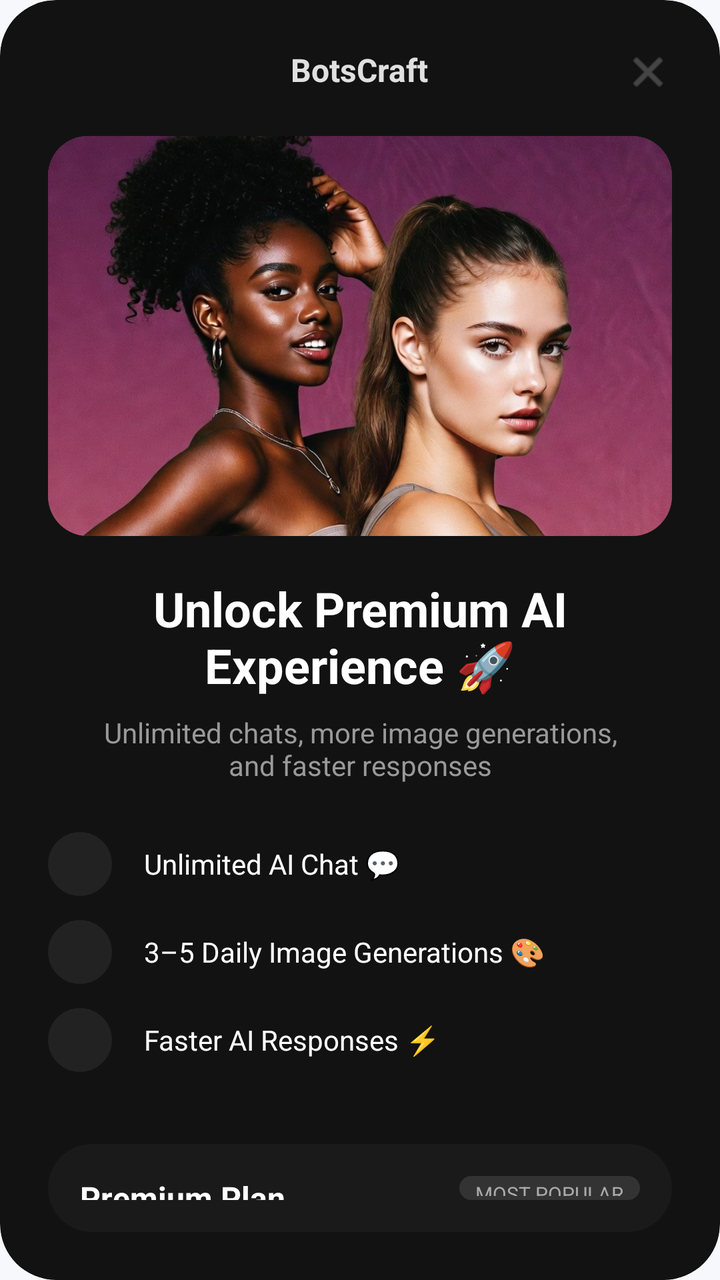
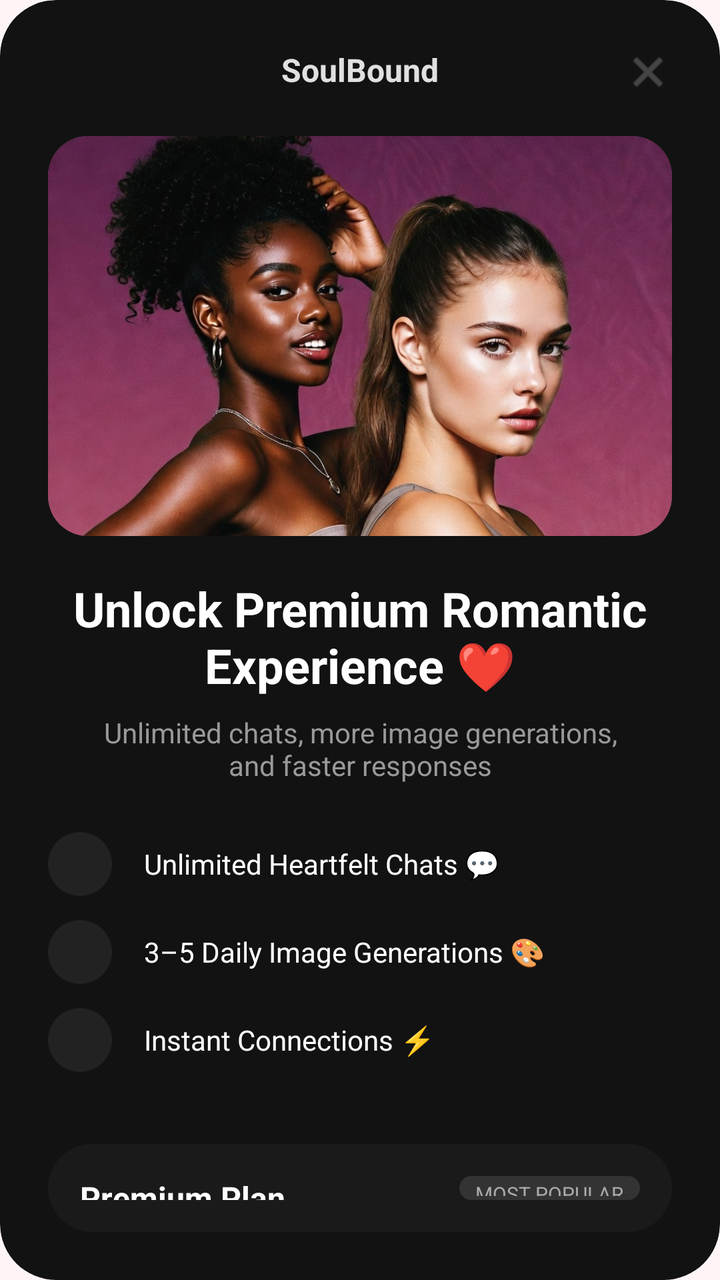

Screens rendered from an Android XML layout before and after an edit, with the pre-edit source and the edit as a unified diff.
<!-- AndroidManifest.xml: application theme Theme.Chstbot -->
<!-- res/layout/dialog_subscription_promo.xml -->
<?xml version="1.0" encoding="utf-8"?>
<androidx.cardview.widget.CardView xmlns:android="http://schemas.android.com/apk/res/android"
    xmlns:app="http://schemas.android.com/apk/res-auto"
    android:layout_width="match_parent"
    android:layout_height="wrap_content"
    app:cardBackgroundColor="#121212"
    app:cardCornerRadius="28dp"
    app:cardElevation="0dp">

    <LinearLayout
        android:layout_width="match_parent"
        android:layout_height="wrap_content"
        android:orientation="vertical"
        android:padding="24dp">

        <RelativeLayout
            android:layout_width="match_parent"
            android:layout_height="wrap_content">

            <TextView
                android:layout_width="wrap_content"
                android:layout_height="wrap_content"
                android:layout_centerHorizontal="true"
                android:text="BotsCraft"
                android:textColor="#E0E0E0"
                android:textSize="16sp"
                android:textStyle="bold" />

            <ImageView
                android:id="@+id/btnClose"
                android:layout_width="24dp"
                android:layout_height="24dp"
                android:layout_alignParentEnd="true"
                android:src="@android:drawable/ic_menu_close_clear_cancel"
                app:tint="#666666" />
        </RelativeLayout>

        <androidx.cardview.widget.CardView
            android:layout_width="match_parent"
            android:layout_height="200dp"
            android:layout_marginTop="20dp"
            app:cardCornerRadius="20dp"
            app:cardElevation="0dp">

            <ImageView
                android:layout_width="match_parent"
                android:layout_height="match_parent"
                android:scaleType="centerCrop"
                android:src="@drawable/ic_poster"
                android:background="#1A1A1A" />
        </androidx.cardview.widget.CardView>

        <TextView
            android:layout_width="match_parent"
            android:layout_height="wrap_content"
            android:layout_marginTop="20dp"
            android:gravity="center"
            android:text="Unlock Premium AI\nExperience 🚀"
            android:textColor="@color/white"
            android:textSize="24sp"
            android:textStyle="bold" />

        <TextView
            android:layout_width="match_parent"
            android:layout_height="wrap_content"
            android:layout_marginTop="8dp"
            android:gravity="center"
            android:text="Unlimited chats, more image generations,\nand faster responses"
            android:textColor="#999999"
            android:textSize="14sp" />

        <LinearLayout
            android:layout_width="match_parent"
            android:layout_height="wrap_content"
            android:layout_marginTop="24dp"
            android:orientation="vertical">

            <LinearLayout
                android:layout_width="match_parent"
                android:layout_height="wrap_content"
                android:layout_marginBottom="12dp"
                android:gravity="center_vertical"
                android:orientation="horizontal">

                <View
                    android:layout_width="32dp"
                    android:layout_height="32dp"
                    android:background="@drawable/bg_circle"
                    android:backgroundTint="#222222" />

                <TextView
                    android:layout_width="wrap_content"
                    android:layout_height="wrap_content"
                    android:layout_marginStart="16dp"
                    android:text="Unlimited AI Chat 💬"
                    android:textColor="@color/white" />
            </LinearLayout>

            <LinearLayout
                android:layout_width="match_parent"
                android:layout_height="wrap_content"
                android:layout_marginBottom="12dp"
                android:gravity="center_vertical"
                android:orientation="horizontal">

                <View
                    android:layout_width="32dp"
                    android:layout_height="32dp"
                    android:background="@drawable/bg_circle"
                    android:backgroundTint="#222222" />

                <TextView
                    android:layout_width="wrap_content"
                    android:layout_height="wrap_content"
                    android:layout_marginStart="16dp"
                    android:text="3–5 Daily Image Generations 🎨"
                    android:textColor="@color/white" />
            </LinearLayout>

            <LinearLayout
                android:layout_width="match_parent"
                android:layout_height="wrap_content"
                android:layout_marginBottom="12dp"
                android:gravity="center_vertical"
                android:orientation="horizontal">

                <View
                    android:layout_width="32dp"
                    android:layout_height="32dp"
                    android:background="@drawable/bg_circle"
                    android:backgroundTint="#222222" />

                <TextView
                    android:layout_width="wrap_content"
                    android:layout_height="wrap_content"
                    android:layout_marginStart="16dp"
                    android:text="Faster AI Responses ⚡"
                    android:textColor="@color/white" />
            </LinearLayout>
        </LinearLayout>

        <LinearLayout
            android:id="@+id/btnSelectPremium"
            android:layout_width="match_parent"
            android:layout_height="wrap_content"
            android:layout_marginTop="24dp"
            android:background="@drawable/bg_search_bar"
            android:backgroundTint="#1A1A1A"
            android:orientation="vertical"
            android:padding="16dp">

            <RelativeLayout
                android:layout_width="match_parent"
                android:layout_height="wrap_content">

                <TextView
                    android:layout_width="wrap_content"
                    android:layout_height="wrap_content"
                    android:text="Premium Plan"
                    android:textColor="@color/white"
                    android:textSize="16sp"
                    android:textStyle="bold" />

                <TextView
                    android:layout_width="wrap_content"
                    android:layout_height="wrap_content"
                    android:layout_alignParentEnd="true"
                    android:background="@drawable/bg_circle"
                    android:backgroundTint="#333333"
                    android:paddingHorizontal="8dp"
                    android:paddingVertical="2dp"
                    android:text="MOST POPULAR"
                    android:textColor="#AAAAAA"
                    android:textSize="10sp" />
            </RelativeLayout>

            <TextView
                android:layout_width="wrap_content"
                android:layout_height="wrap_content"
                android:layout_marginTop="4dp"
                android:text="₹199 /month"
                android:textColor="@color/white"
                android:textSize="18sp"
                android:textStyle="bold" />
        </LinearLayout>

        <LinearLayout
            android:id="@+id/btnSelectUltra"
            android:layout_width="match_parent"
            android:layout_height="wrap_content"
            android:layout_marginTop="12dp"
            android:background="@drawable/bg_search_bar"
            android:backgroundTint="#1A1A1A"
            android:orientation="vertical"
            android:padding="16dp">

            <TextView
                android:layout_width="wrap_content"
                android:layout_height="wrap_content"
                android:text="Ultra Plan"
                android:textColor="@color/white"
                android:textSize="16sp"
                android:textStyle="bold" />

            <TextView
                android:layout_width="wrap_content"
                android:layout_height="wrap_content"
                android:layout_marginTop="4dp"
                android:text="₹399 /month"
                android:textColor="@color/white"
                android:textSize="18sp"
                android:textStyle="bold" />
        </LinearLayout>

        <Button
            android:id="@+id/btnUpgradeNow"
            android:layout_width="match_parent"
            android:layout_height="56dp"
            android:layout_marginTop="24dp"
            android:background="@drawable/bg_signup_button"
            android:text="Upgrade Now"
            android:textAllCaps="false"
            android:textColor="@color/white"
            android:textSize="16sp"
            android:textStyle="bold"
            app:backgroundTint="@null" />

        <TextView
            android:id="@+id/btnContinueFree"
            android:layout_width="match_parent"
            android:layout_height="wrap_content"
            android:layout_marginTop="16dp"
            android:gravity="center"
            android:text="Continue with Free Plan"
            android:textColor="#666666"
            android:textSize="12sp" />

    </LinearLayout>
</androidx.cardview.widget.CardView>
<!-- resources referenced by this layout -->
<resources>
  <color name="white">#FFFFFF</color>
  <!-- drawable bg_circle (drawable) -->
  <?xml version="1.0" encoding="utf-8"?>
  <shape xmlns:android="http://schemas.android.com/apk/res/android">
      <solid android:color="#E0E0E0"/>
      <corners android:radius="100dp"/>
  </shape>
  <!-- drawable bg_search_bar (drawable) -->
  <?xml version="1.0" encoding="utf-8"?>
  <shape xmlns:android="http://schemas.android.com/apk/res/android">
      <solid android:color="@color/bg_input" />
      <corners android:radius="24dp" />
  </shape>
  <!-- drawable bg_signup_button (drawable) -->
  <?xml version="1.0" encoding="utf-8"?>
  <shape xmlns:android="http://schemas.android.com/apk/res/android">
      <gradient
          android:startColor="#8B80F9"
          android:endColor="#6C63FF"
          android:angle="0" />
      <corners android:radius="30dp" />
  </shape>
  <!-- drawable ic_poster: jpg bitmap (drawable, 314479 bytes) -->
  <style name="Theme.Chstbot" parent="Base.Theme.Chstbot" />
  <color name="bg_input">#F1F2F6</color>
  <style name="Base.Theme.Chstbot" parent="Theme.Material3.DayNight.NoActionBar">
          <item name="colorPrimary">@color/primary</item>
          <item name="colorSecondary">@color/secondary</item>
  
          <item name="android:colorBackground">@color/bg_main</item>
          <item name="android:textColor">@color/text_main</item>
          
          
          <item name="android:windowAnimationStyle">@style/CustomActivityAnimation</item>
          
          
          <item name="android:statusBarColor">@color/bg_main</item>
          <item name="android:windowLightStatusBar" tools:targetApi="m">true</item>
  
          
          <item name="materialAlertDialogTheme">@style/ThemeOverlay.Chstbot.MaterialAlertDialog</item>
      </style>
  <color name="primary">#8B80F9</color>
  <color name="secondary">#9B8CFF</color>
  <color name="bg_main">#F7F8FC</color>
  <color name="text_main">#1C1C1E</color>
  <style name="CustomActivityAnimation" parent="@android:style/Animation.Activity">
          <item name="android:activityOpenEnterAnimation">@anim/slide_in_right</item>
          <item name="android:activityOpenExitAnimation">@anim/slide_out_left</item>
          <item name="android:activityCloseEnterAnimation">@anim/slide_in_left</item>
          <item name="android:activityCloseExitAnimation">@anim/slide_out_right</item>
      </style>
  <style name="ThemeOverlay.Chstbot.MaterialAlertDialog" parent="ThemeOverlay.Material3.MaterialAlertDialog">
          <item name="colorSurface">@color/bg_card</item>
          <item name="colorOnSurface">@color/text_main</item>
          <item name="android:textColorPrimary">@color/text_main</item>
          <item name="colorPrimary">@color/primary</item>
          
          <item name="buttonBarPositiveButtonStyle">@style/Chstbot.Dialog.Button</item>
          <item name="buttonBarNegativeButtonStyle">@style/Chstbot.Dialog.Button</item>
          <item name="buttonBarNeutralButtonStyle">@style/Chstbot.Dialog.Button</item>
      </style>
  <color name="bg_card">#FFFFFF</color>
  <style name="Chstbot.Dialog.Button" parent="Widget.Material3.Button.TextButton">
          <item name="android:textColor">@color/primary</item>
          <item name="android:fontFamily">@font/poppins_bold</item>
      </style>
</resources>

<!-- the commit's change to res/layout/dialog_subscription_promo.xml (unified diff, before → after) -->
@@ -21,7 +21,7 @@
                 android:layout_width="wrap_content"
                 android:layout_height="wrap_content"
                 android:layout_centerHorizontal="true"
-                android:text="BotsCraft"
+                android:text="SoulBound"
                 android:textColor="#E0E0E0"
                 android:textSize="16sp"
                 android:textStyle="bold" />
@@ -55,7 +55,7 @@
             android:layout_height="wrap_content"
             android:layout_marginTop="20dp"
             android:gravity="center"
-            android:text="Unlock Premium AI\nExperience 🚀"
+            android:text="Unlock Premium Romantic\nExperience ❤️"
             android:textColor="@color/white"
             android:textSize="24sp"
             android:textStyle="bold" />
@@ -92,7 +92,7 @@
                     android:layout_width="wrap_content"
                     android:layout_height="wrap_content"
                     android:layout_marginStart="16dp"
-                    android:text="Unlimited AI Chat 💬"
+                    android:text="Unlimited Heartfelt Chats 💬"
                     android:textColor="@color/white" />
             </LinearLayout>
 
@@ -134,7 +134,7 @@
                     android:layout_width="wrap_content"
                     android:layout_height="wrap_content"
                     android:layout_marginStart="16dp"
-                    android:text="Faster AI Responses ⚡"
+                    android:text="Instant Connections ⚡"
                     android:textColor="@color/white" />
             </LinearLayout>
         </LinearLayout>
<!-- resource entries referenced after the edit -->
@@ -24,7 +24,7 @@
   </shape>
   <!-- drawable ic_poster: jpg bitmap (drawable, 314479 bytes) -->
   <style name="Theme.Chstbot" parent="Base.Theme.Chstbot" />
-  <color name="bg_input">#F1F2F6</color>
+  <color name="bg_input">#FFF0F3</color>
   <style name="Base.Theme.Chstbot" parent="Theme.Material3.DayNight.NoActionBar">
           <item name="colorPrimary">@color/primary</item>
           <item name="colorSecondary">@color/secondary</item>
@@ -44,7 +44,7 @@
       </style>
   <color name="primary">#8B80F9</color>
   <color name="secondary">#9B8CFF</color>
-  <color name="bg_main">#F7F8FC</color>
+  <color name="bg_main">#FFF5F7</color>
   <color name="text_main">#1C1C1E</color>
   <style name="CustomActivityAnimation" parent="@android:style/Animation.Activity">
           <item name="android:activityOpenEnterAnimation">@anim/slide_in_right</item>
